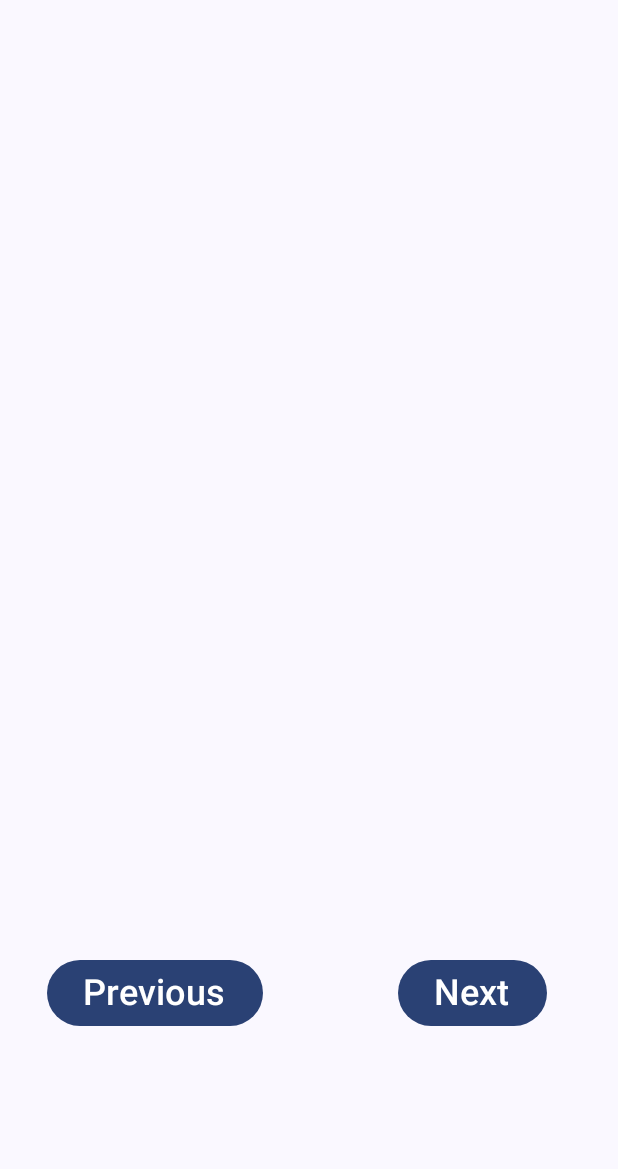
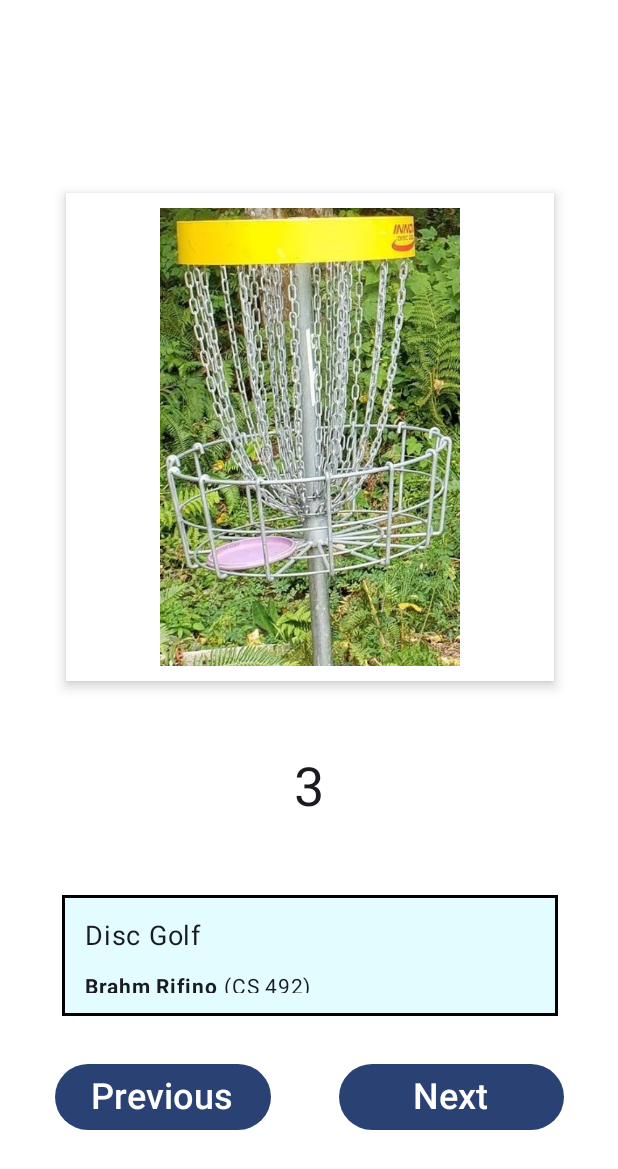
Before and after one commit to brifino/CS492-assignment-2, an Android app built with Jetpack Compose: the screen it shows after launch (MainActivity), after a tap on "Next", on a phone screen of 412 x 824 dp. Shown: the top 1169 px of the screen. Run offline under Robolectric (Android 15) with nearby library versions, the phone set to English and light mode, and no system bars; 1 other tap on this screen came first.

Commit message:
Cleaned some stuff up. Works great

```diff
--- a/app/src/main/java/com/example/assignment2/MainActivity.kt
+++ b/app/src/main/java/com/example/assignment2/MainActivity.kt
@@ -1,3 +1,13 @@
+/**
+ *  Assignment 2 / Simple Interactive App
+ *
+ *  Brahm Rifino / rifinob@oregonstate.edu
+ *  CS492 / Oregon State University
+ */
+
+
+
+
 package com.example.assignment2
 
 import android.os.Bundle
@@ -23,9 +33,18 @@ import androidx.compose.runtime.remember
 import androidx.compose.runtime.setValue
 import androidx.compose.ui.Alignment
 import androidx.compose.ui.Modifier
-import androidx.compose.ui.tooling.preview.Preview
 import androidx.compose.ui.unit.dp
 import androidx.compose.ui.unit.sp
+import androidx.compose.ui.res.painterResource
+import androidx.compose.foundation.Image
+import androidx.compose.foundation.background
+import androidx.compose.foundation.border
+import androidx.compose.foundation.layout.Box
+import androidx.compose.foundation.layout.size
+import androidx.compose.ui.draw.shadow
+import androidx.compose.ui.graphics.Color
+import androidx.compose.ui.text.font.FontWeight
+
 import com.example.assignment2.ui.theme.Assignment2Theme
 
 class MainActivity : ComponentActivity() {
@@ -36,7 +55,7 @@ class MainActivity : ComponentActivity() {
                 // A surface container using the 'background' color from the theme
                 Surface(
                     modifier = Modifier.fillMaxSize(),
-                    color = MaterialTheme.colorScheme.background
+                    color = Color.White
                 ) {
                     Counter()
                 }
@@ -56,28 +75,53 @@ fun Counter(modifier: Modifier = Modifier) {
 
 @Composable
 fun HandleCount(modifier: Modifier = Modifier) {
-    var count by remember { mutableStateOf(1) }
+    var count by remember { mutableStateOf(3) }
     Column(modifier = modifier, horizontalAlignment = Alignment.CenterHorizontally) {
-        Spacer(modifier = Modifier.height(500.dp))
-        Row(horizontalArrangement = Arrangement.SpaceAround) {
+        Spacer(modifier = Modifier.height(75.dp))
+        Image(
+            painter = painterResource(id = R.drawable.dissc),
+            contentDescription = "App Logo",
+            modifier = Modifier.size(325.dp)
+                //.weight(1f)
+                .shadow(5.dp)
+                .border(10.dp, Color.White)
+        )
+        Spacer(modifier = Modifier.height(50.dp))
+        Text("$count", fontSize = (36.sp))
+        Spacer(modifier = Modifier.height(50.dp))
+        Box(
+            contentAlignment = Alignment.TopStart,
+            modifier = Modifier
+                .background(color = Color(0xFFe3fcff))
+                .border(width = 2.dp, color = Color.Black)
+                .padding(15.dp)
+                .width(300.dp)
+                .height(50.dp)
+        ) {
+            Column(horizontalAlignment = Alignment.Start) {
+                Text("Disc Golf", fontSize = (18.sp))
+                Spacer(modifier = Modifier.height(10.dp))
+                Row(horizontalArrangement = Arrangement.SpaceAround) {
+                    Text("Brahm Rifino ", fontSize = (14.sp), fontWeight = FontWeight.Bold)
+                    Text("(CS 492)", fontSize = (14.sp))
+                }
+            }
+        }
+        Spacer(modifier = Modifier.height(30.dp))
+        Row( modifier = Modifier.padding(bottom = 16.dp), horizontalArrangement = Arrangement.SpaceAround) {
             Button(
                 onClick = {
-                    count -= 1
-                    if(count < 0){
-                        count = 0
-                    }}
+                    if (count == 1) count = 5 else count--
+                }
             ) {
                 Text(text = "Previous", fontSize = 24.sp)
             }
-            Spacer(modifier = Modifier.width(90.dp))
+            Spacer(modifier = Modifier.width(45.dp))
             Button(
                 onClick = {
-                    count += 1
-                    if (count > 5) {
-                        count = 1
-                    }
+                    if (count == 5) count = 1 else count++
                 },
-                modifier = Modifier.padding(end = 16.dp)
+                modifier = Modifier.width(150.dp)
             ) {
                 Text(text = "Next", fontSize = 24.sp)
             }
```
